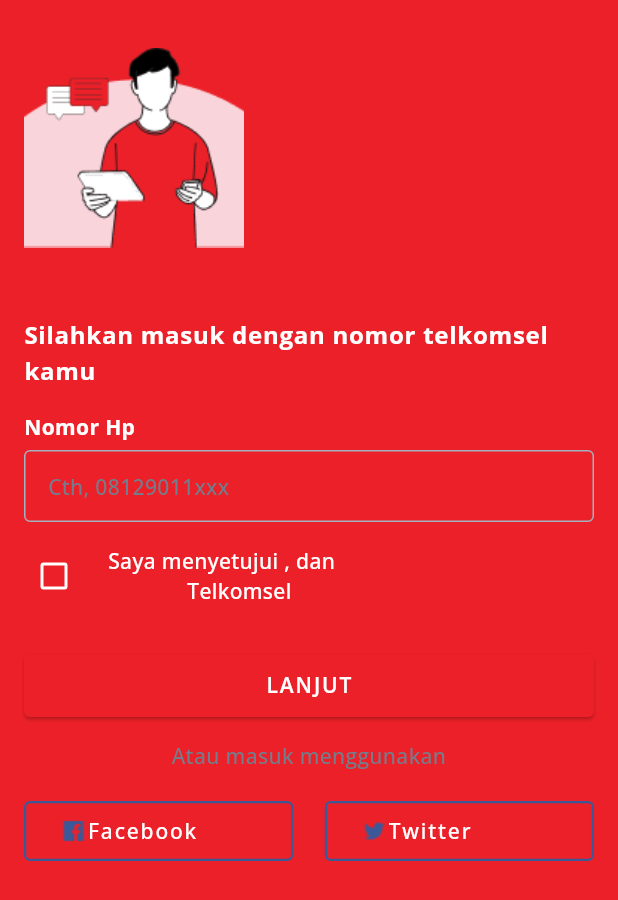
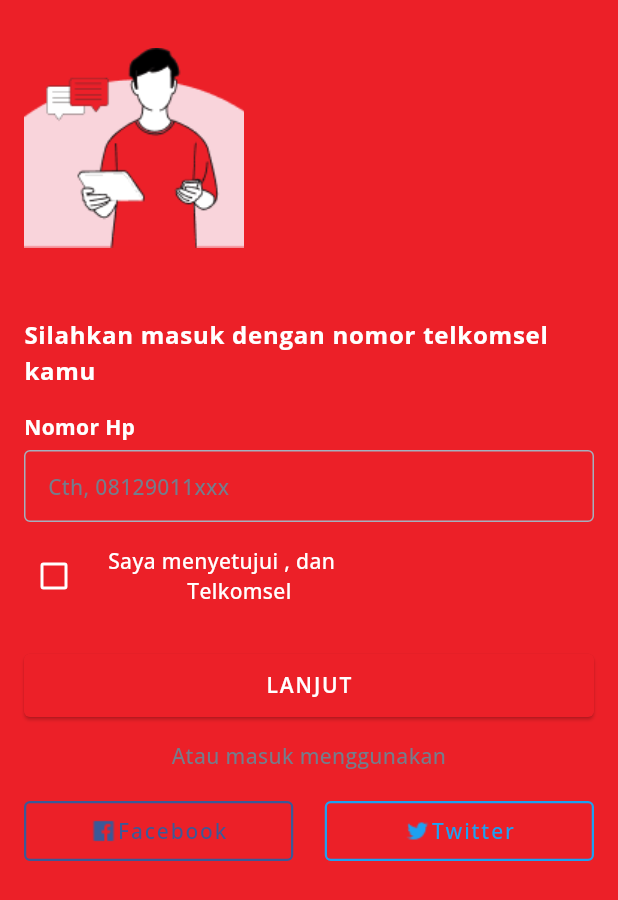
Before and after one commit to ziss11/mytelkomsel-clone-ui, a Flutter app: the screen it shows after launch, on a phone screen of 412 x 824 dp. Shown: the top 900 px of the screen. Run offline on Flutter 3.47's test engine with Material 2 defaults, Android fonts, the phone set to English and light mode, and no system bars; our stand-ins replace go_router, google_fonts.

Commit message:
change outline button to text button

```diff
--- a/lib/presentation/pages/login_page.dart
+++ b/lib/presentation/pages/login_page.dart
@@ -147,7 +147,7 @@ class _LoginPageState extends State<LoginPage> {
                       icon: AssetImage(
                         "images/ic_facebook.png",
                       ),
-                      borderColor: AppColors.fbBlue,
+                      color: AppColors.fbBlue,
                     ),
                   ),
                   SizedBox(
@@ -159,7 +159,7 @@ class _LoginPageState extends State<LoginPage> {
                       icon: AssetImage(
                         "images/ic_twitter.png",
                       ),
-                      borderColor: AppColors.fbBlue,
+                      color: AppColors.twitterBlue,
                     ),
                   ),
                 ],
--- a/lib/presentation/widgets/custom_outlined_button.dart
+++ b/lib/presentation/widgets/custom_outlined_button.dart
@@ -4,43 +4,44 @@ import 'package:mytelkomsel_clone_ui/utilities/colors.dart';
 class CustomOutlinedButton extends StatelessWidget {
   final String text;
   final AssetImage icon;
-  final Color borderColor;
+  final Color color;
 
   const CustomOutlinedButton({
     super.key,
     required this.text,
     required this.icon,
-    this.borderColor = AppColors.black,
+    this.color = AppColors.black,
   });
 
   @override
   Widget build(BuildContext context) {
     return SizedBox(
       width: double.infinity,
-      child: OutlinedButton(
+      child: TextButton(
         style: OutlinedButton.styleFrom(
           shape: RoundedRectangleBorder(
             borderRadius: BorderRadius.circular(4),
           ),
           side: BorderSide(
-            color: borderColor,
+            color: color,
             width: 1.5,
           ),
         ),
         onPressed: () {},
-        child: Center(
         child: Row(
+          mainAxisAlignment: MainAxisAlignment.center,
           children: [
             ImageIcon(
               icon,
-                color: borderColor,
+              color: color,
             ),
             Text(
               text,
-                style: Theme.of(context).textTheme.button,
+              style: Theme.of(context).textTheme.button?.copyWith(
+                    color: color,
+                  ),
             ),
           ],
-          ),
         ),
       ),
     );
```
Lines whose indentation alone changed are shown as unchanged.
